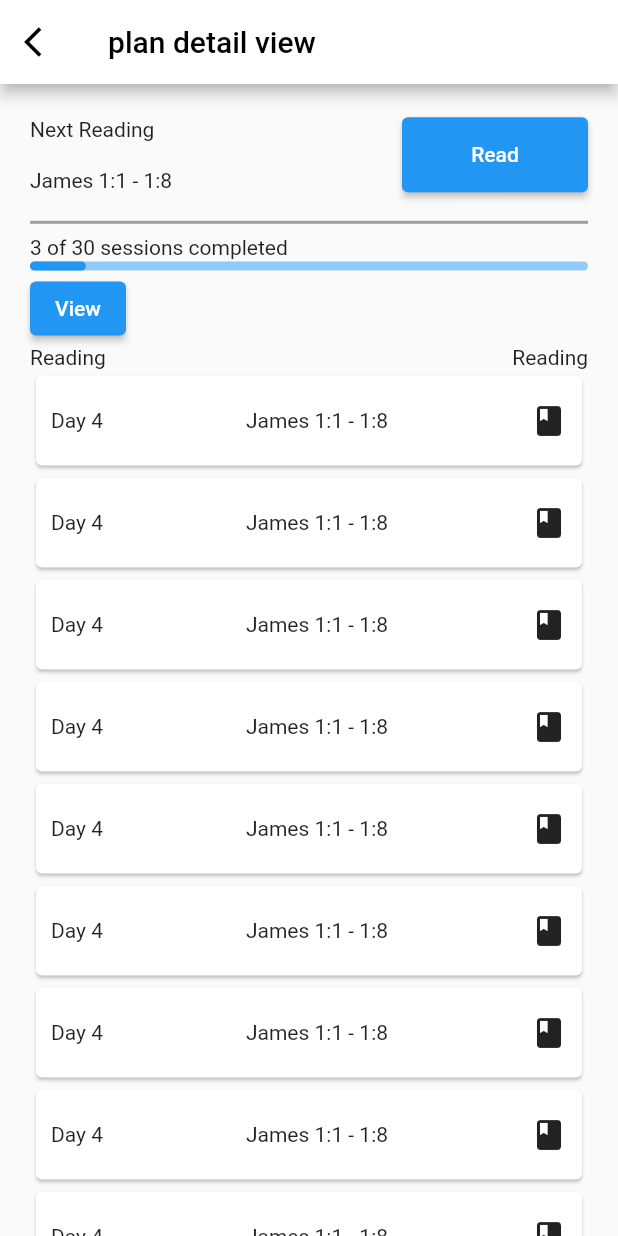
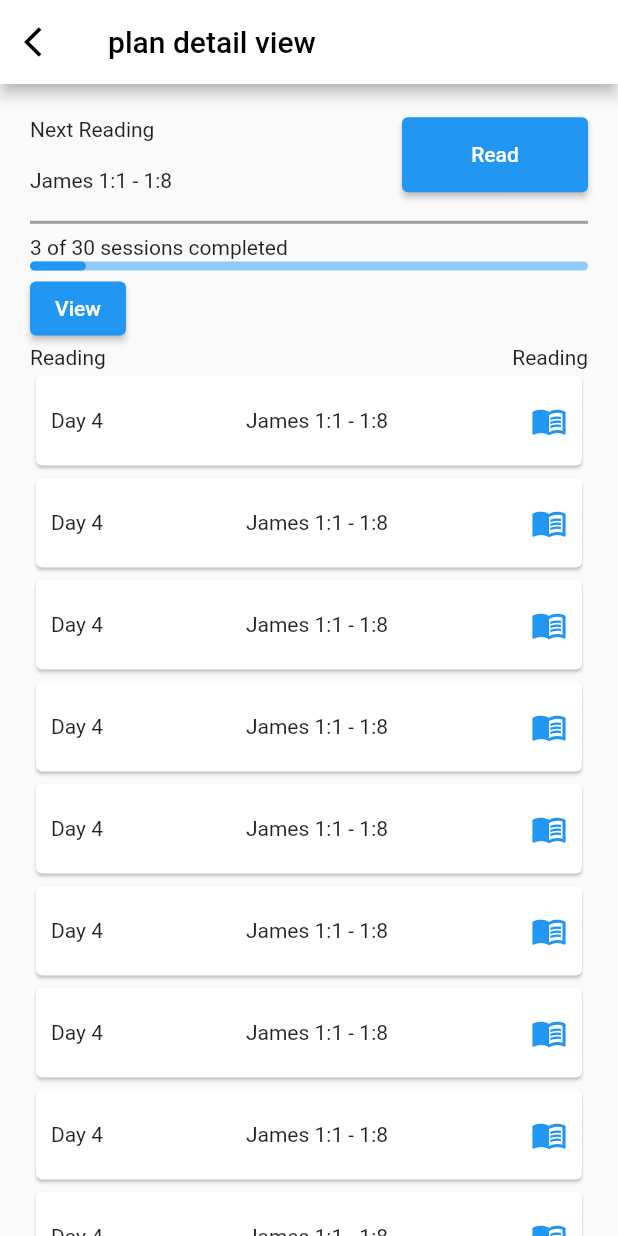
Before and after one commit to Anicodeth/BibleApp, a Flutter app: the PlanDetailView screen opened directly, on a phone screen of 412 x 824 dp. Run offline on Flutter 3.47's test engine with Material 2 defaults, Android fonts, the phone set to English and light mode, and no system bars; our stand-ins replace bloc, device_preview, flutter_bloc, flutter_riverpod, percent_indicator, sqflite; missing offline and left inert: multiselect; accounts and stored records are empty.

Commit message:
update the book icon

```diff
--- a/bibleapp/lib/views/plan_screen/plan_detail_view.dart
+++ b/bibleapp/lib/views/plan_screen/plan_detail_view.dart
@@ -18,10 +18,12 @@ class PlanDetailView extends StatelessWidget {
               color: Colors.black,
             ),
           ),
-          title: Text("plan detail view",
-          style: TextStyle(
-            color: Colors.black,
-          ),),
+          title: Text(
+            "plan detail view",
+            style: TextStyle(
+              color: Colors.black,
+            ),
+          ),
         ),
         body: Padding(
           padding: const EdgeInsets.only(
@@ -96,28 +98,9 @@ class PlanDetailView extends StatelessWidget {
                       ],
                     ),
                     Expanded(
-                      child: ListView(
-                        children: [
-                          PlanDayCard(),
-                          PlanDayCard(),
-                          PlanDayCard(),
-                          PlanDayCard(),
-                          PlanDayCard(),
-                          PlanDayCard(),
-                          PlanDayCard(),
-                          PlanDayCard(),
-                          PlanDayCard(),
-                          PlanDayCard(),
-                          PlanDayCard(),
-                          PlanDayCard(),
-                          PlanDayCard(),
-                          PlanDayCard(),
-                          PlanDayCard(),
-                          PlanDayCard(),
-                          PlanDayCard(),
-                          PlanDayCard(),
-                          PlanDayCard(),
-                        ],
+                      child: ListView.builder(
+                        itemCount: 20,
+                        itemBuilder: (context, index) => const PlanDayCard(),
                       ),
                     ),
                   ],
@@ -147,7 +130,10 @@ class PlanDayCard extends StatelessWidget {
           children: [
             Text("Day 4"),
             Text("James 1:1 - 1:8"),
-            Icon(Icons.book),
+            Icon(
+              Icons.menu_book,
+              color: Colors.blue,
+            ),
           ],
         ),
       ),
```
